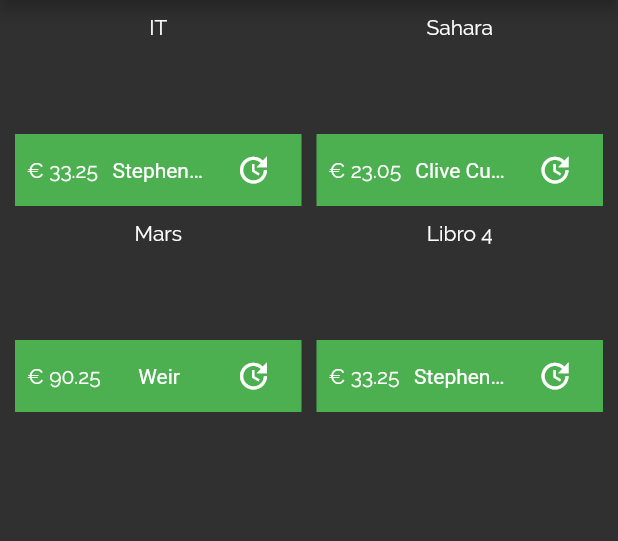
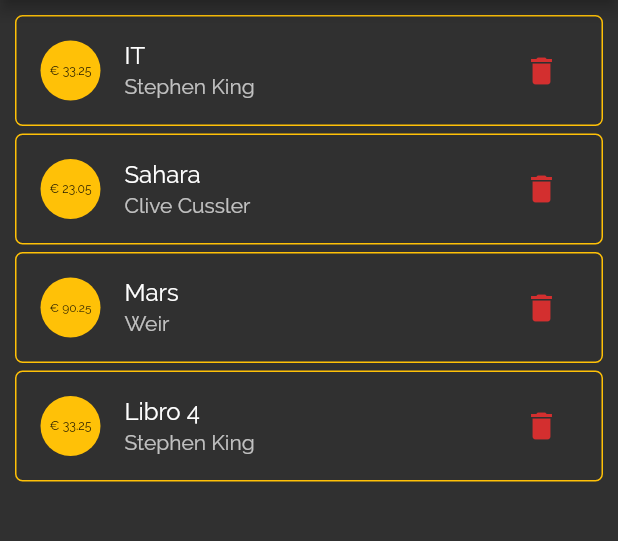
Before and after one commit to mattepuffo/book_flutter, a Flutter app: the screen it shows after launch, on a phone screen of 412 x 824 dp, the part 84-625 px from its top. Run offline on Flutter 3.47's test engine with Material 2 defaults, Android fonts, the phone set to English and light mode, and no system bars.

```diff
--- a/lib/main.dart
+++ b/lib/main.dart
@@ -99,7 +99,7 @@ class MyHomePage extends StatelessWidget {
         title: const Text('MP Book'),
         backgroundColor: Colors.amber,
       ),
-      body: GridView.builder(
+      body: ListView.builder(
         padding: const EdgeInsets.all(10.0),
         itemCount: bookList.length,
         itemBuilder: (ctx, i) => BookItem(
@@ -107,12 +107,6 @@ class MyHomePage extends StatelessWidget {
           author: bookList[i].author,
           price: bookList[i].price,
         ),
-        gridDelegate: const SliverGridDelegateWithFixedCrossAxisCount(
-          crossAxisCount: 2,
-          childAspectRatio: 3 / 2,
-          crossAxisSpacing: 10,
-          mainAxisSpacing: 10,
-        ),
       ),
     );
   }
--- a/lib/widgets/book_item.dart
+++ b/lib/widgets/book_item.dart
@@ -14,23 +14,44 @@ class BookItem extends StatelessWidget {
 
   @override
   Widget build(BuildContext context) {
-    return GridTile(
-      footer: GridTileBar(
-        backgroundColor: Colors.green,
-        leading: Text('€ $price'),
-        trailing: IconButton(
-          icon: const Icon(Icons.update),
-          onPressed: () {},
+    return Column(
+      children: [
+        ListTile(
+          shape: RoundedRectangleBorder(
+            side: BorderSide(
+              color: Theme.of(context).primaryColor,
+              width: 1,
+            ),
+            borderRadius: BorderRadius.circular(5),
+          ),
+          leading: CircleAvatar(
+            radius: 20,
+            backgroundColor: Theme.of(context).primaryColor,
+            child: Padding(
+              padding: const EdgeInsets.all(6),
+              child: FittedBox(
+                child: Text('€ $price'),
+              ),
+            ),
+          ),
+          title: Text(title!),
+          subtitle: Text(author!),
+          trailing: MediaQuery.of(context).size.width > 460
+              ? OutlinedButton.icon(
+                  icon: const Icon(Icons.delete),
+                  label: const Text('Cancella'),
+                  onPressed: () => {},
+                )
+              : IconButton(
+                  icon: const Icon(Icons.delete),
+                  color: Theme.of(context).errorColor,
+                  onPressed: () => {},
+                ),
         ),
-        title: Text(
-          author!,
-          textAlign: TextAlign.center,
+        const SizedBox(
+          height: 5,
         ),
-      ),
-      child: Text(
-        title!,
-        textAlign: TextAlign.center,
-      ),
+      ],
     );
   }
 }
```
